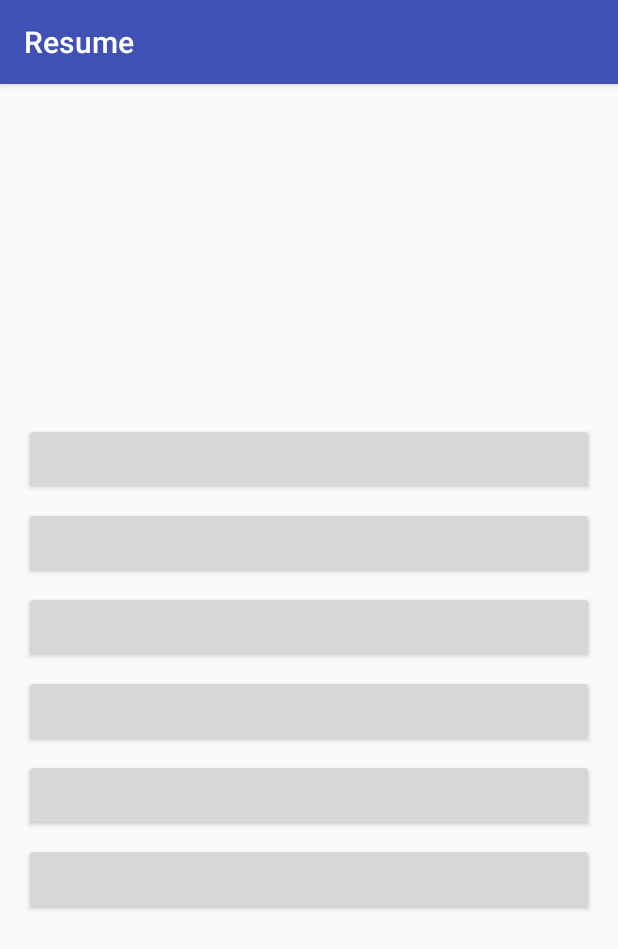
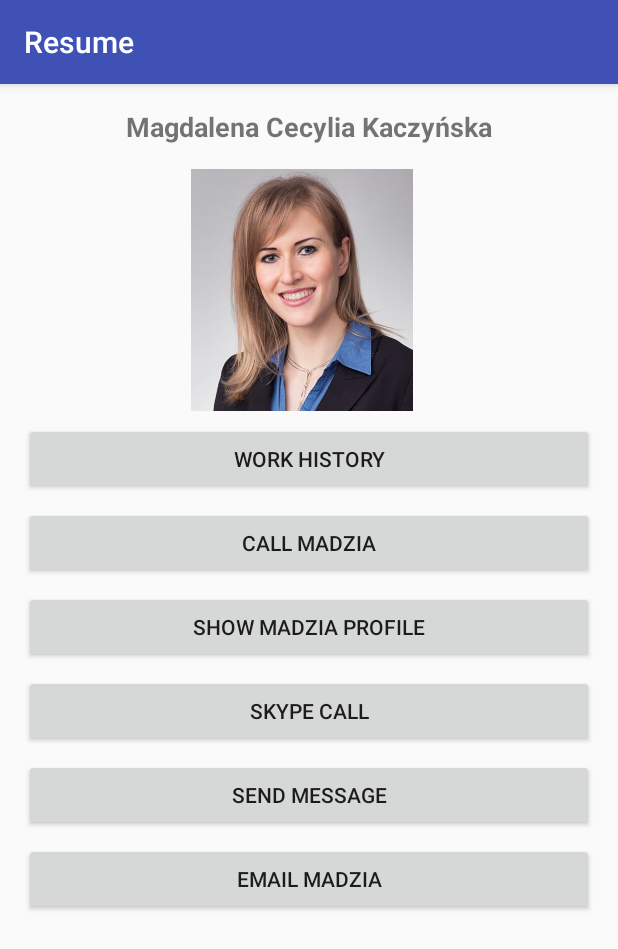
Before and after one commit to mkaczynska/Resume, an Android app: the screen it shows after launch (MainActivity), on a phone screen of 412 x 824 dp. Shown: the top 949 px of the screen. Run offline under Robolectric (Android 15) with nearby library versions, the phone set to English and light mode, and no system bars; our stand-ins replace Dagger/Hilt's generated code, data binding.

```diff
--- a/app/build.gradle
+++ b/app/build.gradle
@@ -35,6 +35,8 @@ dependencies {
     implementation 'com.android.support:appcompat-v7:27.1.1'
     implementation 'com.android.support.constraint:constraint-layout:1.1.0'
     implementation 'com.android.support:design:27.1.1'
+    implementation 'com.google.dagger:dagger:2.13'
+    kapt 'com.google.dagger:dagger-compiler:2.13'
     testImplementation 'junit:junit:4.12'
     androidTestImplementation 'com.android.support.test:runner:1.0.2'
     androidTestImplementation 'com.android.support.test.espresso:espresso-core:3.0.2'
--- a/app/src/main/AndroidManifest.xml
+++ b/app/src/main/AndroidManifest.xml
@@ -3,6 +3,7 @@
     package="pro.kaczynska.resume">
 
     <application
+        android:name=".ResumeApplication"
         android:allowBackup="true"
         android:icon="@mipmap/ic_launcher"
         android:label="@string/app_name"
@@ -17,7 +18,6 @@
             </intent-filter>
         </activity>
         <activity android:name=".ui.WorkHistoryActivity" />
-        <activity android:name=".CallActivity"></activity>
     </application>
 
 </manifest>
--- /dev/null
+++ b/app/src/main/java/pro/kaczynska/resume/ResumeApplication.kt
@@ -0,0 +1,19 @@
+package pro.kaczynska.resume
+
+import android.app.Application
+import pro.kaczynska.resume.di.DaggerResumeApplicationComponent
+import pro.kaczynska.resume.di.ResumeApplicationComponent
+import pro.kaczynska.resume.di.ResumeApplicationModule
+
+class ResumeApplication : Application() {
+
+   lateinit var component: ResumeApplicationComponent
+
+    override fun onCreate() {
+        super.onCreate()
+
+        component = DaggerResumeApplicationComponent.builder()
+                .resumeApplicationModule(ResumeApplicationModule(this))
+                .build()
+    }
+}
--- /dev/null
+++ b/app/src/main/java/pro/kaczynska/resume/di/ResumeApplicationComponent.kt
@@ -0,0 +1,11 @@
+package pro.kaczynska.resume.di
+
+import dagger.Component
+import pro.kaczynska.resume.viewmodel.CandidateProfileViewModel
+import javax.inject.Singleton
+
+@Singleton
+@Component(modules = [(ResumeApplicationModule::class)])
+interface ResumeApplicationComponent {
+    fun inject(viewModel: CandidateProfileViewModel)
+}
--- /dev/null
+++ b/app/src/main/java/pro/kaczynska/resume/di/ResumeApplicationModule.kt
@@ -0,0 +1,15 @@
+package pro.kaczynska.resume.di
+
+import android.app.Application
+import dagger.Module
+import dagger.Provides
+import pro.kaczynska.resume.manager.IntentRetriever
+
+@Module
+class ResumeApplicationModule(private val application : Application) {
+
+    @Provides
+    fun provideIntentRetriever(): IntentRetriever {
+        return IntentRetriever()
+    }
+}
--- /dev/null
+++ b/app/src/main/java/pro/kaczynska/resume/manager/IIntentRetriever.kt
@@ -0,0 +1,17 @@
+package pro.kaczynska.resume.manager
+
+import android.content.Context
+import android.content.Intent
+import android.content.pm.PackageManager
+import pro.kaczynska.resume.model.Email
+
+interface IIntentRetriever {
+
+    fun getWorkHistoryIntent(context: Context) : Intent
+    fun getLinkedInProfileIntent(linkedInId: String, packageManager: PackageManager): Intent
+    fun getPhoneCallIntent(phoneNumber: String): Intent
+    fun getComposeMessageIntent(message: String): Intent
+    fun getComposeEmailIntent(email: Email, packageManager: PackageManager) : Intent?
+    fun getSkypeIntent(skypeName: String, packageManager: PackageManager) : Intent
+
+}
--- /dev/null
+++ b/app/src/main/java/pro/kaczynska/resume/model/Email.kt
@@ -0,0 +1,6 @@
+package pro.kaczynska.resume.model
+
+class Email(  var address : String,
+              var subject : String,
+              var body : String) {
+}
--- a/app/src/main/java/pro/kaczynska/resume/viewmodel/CandidateProfileViewModel.kt
+++ b/app/src/main/java/pro/kaczynska/resume/viewmodel/CandidateProfileViewModel.kt
@@ -2,21 +2,43 @@ package pro.kaczynska.resume.viewmodel
 
 import android.arch.lifecycle.ViewModel
 import android.content.Context
+import android.content.Intent
+import android.databinding.BindingMethod
+import android.databinding.BindingMethods
+import android.view.View
+import android.widget.ImageView
+import android.widget.Toast
 import pro.kaczynska.resume.R
+import pro.kaczynska.resume.ResumeApplication
+import pro.kaczynska.resume.manager.IntentRetriever
 import pro.kaczynska.resume.model.Candidate
-import android.graphics.drawable.Drawable
-import android.databinding.BindingAdapter
-import android.widget.ImageView
+import pro.kaczynska.resume.model.Email
 import pro.kaczynska.resume.model.Profile
+import pro.kaczynska.resume.ui.MainActivity
+import javax.inject.Inject
 
 
-class CandidateProfileViewModel(context: Context) : ViewModel() {
+@BindingMethods(
+        BindingMethod(type = ImageView::class, attribute = "app:srcCompat", method = "setImageDrawable"))
+class CandidateProfileViewModel(context: Context, callback: RedirectCallback) : ViewModel() {
 
-    private val candidate = Candidate()
-    private val profile = Profile()
+    interface RedirectCallback {
+        fun redirect(intent: Intent?)
+    }
+
+    private var callback: RedirectCallback
+
+    @Inject
+    lateinit var intentRetriever: IntentRetriever
+    val candidate = Candidate()
+    val profile = Profile()
 
 
     init {
+        val resumeApplication = (context as MainActivity).application as ResumeApplication
+        resumeApplication.component.inject(this)
+
+        this.callback = callback
         candidate.fullName = context.getString(R.string.fullName)
         candidate.phoneNumber = context.getString(R.string.phoneNumber)
         candidate.emailAddress = context.getString(R.string.emailAddress)
@@ -29,13 +51,39 @@ class CandidateProfileViewModel(context: Context) : ViewModel() {
         profile.linkedInProfileText = context.getString(R.string.linkedin_button_title)
         profile.skypeCallText = context.getString(R.string.skype_call)
         profile.sendMessageText = context.getString(R.string.message_text)
-        profile.sendEmailText = context.getString(R.string.email_title)
-    }
-
-    @BindingAdapter("srcCompat")
-    fun bindSrcCompat(imageView: ImageView, drawable: Drawable) {
-        imageView.setImageDrawable(drawable)
+        profile.sendEmailText = context.getString(R.string.email_button_title)
     }
 
 
+    fun onWorkHistoryClicked(view: View) {
+        Toast.makeText(view.context, "Open Work History", Toast.LENGTH_LONG).show()
+        callback.redirect(intentRetriever.getWorkHistoryIntent(view.context))
+
+    }
+
+    fun onCallNumberClicked(view: View) {
+        callback.redirect(intentRetriever.getPhoneCallIntent(candidate.phoneNumber))
+    }
+
+    fun onLinkedInProfileClicked(view: View) {
+        callback.redirect(intentRetriever.getLinkedInProfileIntent(candidate.linkedInId,
+                view.context.packageManager))
+    }
+
+    fun onSkypeCallClicked(view: View) {
+        callback.redirect(intentRetriever.getSkypeIntent(candidate.skypeName, view.context.packageManager))
+    }
+
+    fun onSendMessageClicked(view: View) {
+        callback.redirect(intentRetriever.getComposeMessageIntent(profile.sendMessageText))
+    }
+
+    fun onSendEmailClicked(view: View) {
+        val context = view.context;
+        val email = Email(candidate.emailAddress,
+                context.getString(R.string.email_title),
+                context.getString(R.string.email_header) + context.getString(R.string.email_footer))
+        callback.redirect(intentRetriever.getComposeEmailIntent(email, context.packageManager))
+    }
+
 }
--- a/app/src/main/res/layout/activity_main.xml
+++ b/app/src/main/res/layout/activity_main.xml
@@ -4,12 +4,8 @@
     <data>
 
         <variable
-            name="candidate"
-            type="pro.kaczynska.resume.model.Candidate" />
-
-        <variable
-            name="profile"
-            type="pro.kaczynska.resume.model.Profile" />
+            name="viewModel"
+            type="pro.kaczynska.resume.viewmodel.CandidateProfileViewModel" />
     </data>
 
     <android.support.constraint.ConstraintLayout xmlns:android="http://schemas.android.com/apk/res/android"
@@ -25,24 +21,13 @@
             android:layout_width="0dp"
             android:layout_height="wrap_content"
             android:gravity="center"
-            android:text="@{candidate.fullName}"
+            android:text="@{viewModel.candidate.fullName}"
             android:textSize="@dimen/name_text_size"
             android:textStyle="bold"
             app:layout_constraintEnd_toEndOf="parent"
             app:layout_constraintHorizontal_bias="0.0"
             app:layout_constraintStart_toStartOf="parent"
             app:layout_constraintTop_toTopOf="parent" />
-
-        <Button
-            android:id="@+id/workHistory"
-            android:layout_width="0dp"
-            android:layout_height="wrap_content"
-            android:layout_marginTop="@dimen/button_margin_top"
-            android:text="@{profile.workHistoryText}"
-            app:layout_constraintEnd_toEndOf="parent"
-            app:layout_constraintHorizontal_bias="0.0"
-            app:layout_constraintStart_toStartOf="parent"
-            app:layout_constraintTop_toBottomOf="@+id/imageView3" />
 
         <ImageView
             android:id="@+id/imageView3"
@@ -55,14 +40,27 @@
             app:layout_constraintHorizontal_bias="0.4"
             app:layout_constraintStart_toStartOf="parent"
             app:layout_constraintTop_toBottomOf="@+id/textView"
-            app:srcCompat="@{candidate.photo}" />
+            app:srcCompat="@{viewModel.candidate.photo}" />
+
+        <Button
+            android:id="@+id/workHistory"
+            android:layout_width="0dp"
+            android:layout_height="wrap_content"
+            android:layout_marginTop="@dimen/button_margin_top"
+            android:onClick="@{viewModel::onWorkHistoryClicked}"
+            android:text="@{viewModel.profile.workHistoryText}"
+            app:layout_constraintEnd_toEndOf="parent"
+            app:layout_constraintHorizontal_bias="0.0"
+            app:layout_constraintStart_toStartOf="parent"
+            app:layout_constraintTop_toBottomOf="@+id/imageView3" />
 
         <Button
             android:id="@+id/call"
             android:layout_width="0dp"
             android:layout_height="wrap_content"
             android:layout_marginTop="@dimen/button_margin_top"
-            android:text="@{profile.callNumberText}"
+            android:onClick="@{viewModel::onCallNumberClicked}"
+            android:text="@{viewModel.profile.callNumberText}"
             app:layout_constraintEnd_toEndOf="parent"
             app:layout_constraintStart_toStartOf="parent"
             app:layout_constraintTop_toBottomOf="@+id/workHistory" />
@@ -72,7 +70,8 @@
             android:layout_width="0dp"
             android:layout_height="wrap_content"
             android:layout_marginTop="@dimen/button_margin_top"
-            android:text="@{profile.linkedInProfileText}"
+            android:text="@{viewModel.profile.linkedInProfileText}"
+            android:onClick="@{viewModel::onLinkedInProfileClicked}"
             app:layout_constraintEnd_toEndOf="parent"
             app:layout_constraintStart_toStartOf="parent"
             app:layout_constraintTop_toBottomOf="@+id/call" />
@@ -82,7 +81,8 @@
             android:layout_width="0dp"
             android:layout_height="wrap_content"
             android:layout_marginTop="@dimen/button_margin_top"
-            android:text="@{profile.skypeCallText}"
+            android:text="@{viewModel.profile.skypeCallText}"
+            android:onClick="@{viewModel::onSkypeCallClicked}"
             app:layout_constraintEnd_toEndOf="parent"
             app:layout_constraintStart_toStartOf="parent"
             app:layout_constraintTop_toBottomOf="@+id/linkedIn" />
@@ -92,7 +92,8 @@
             android:layout_width="0dp"
             android:layout_height="wrap_content"
             android:layout_marginTop="@dimen/button_margin_top"
-            android:text="@{profile.sendMessageText}"
+            android:text="@{viewModel.profile.sendMessageText}"
+            android:onClick="@{viewModel::onSendMessageClicked}"
             app:layout_constraintEnd_toEndOf="parent"
             app:layout_constraintStart_toStartOf="parent"
             app:layout_constraintTop_toBottomOf="@+id/skype" />
@@ -103,7 +104,8 @@
             android:layout_height="wrap_content"
             android:layout_marginBottom="@dimen/button_margin_bottom"
             android:layout_marginTop="@dimen/button_margin_top"
-            android:text="@{profile.sendEmailText}"
+            android:text="@{viewModel.profile.sendEmailText}"
+            android:onClick="@{viewModel::onSendEmailClicked}"
             app:layout_constraintBottom_toBottomOf="parent"
             app:layout_constraintEnd_toEndOf="parent"
             app:layout_constraintStart_toStartOf="parent"
--- a/app/src/main/res/values/strings.xml
+++ b/app/src/main/res/values/strings.xml
@@ -13,7 +13,7 @@
     <string name="email_title">Job proposition</string>
     <string name="emailAddress">apawlicki@gmail.com</string>
     <string name="email_header">Hi Magdalena,\n</string>
-    <string name="email_footer">\n\n—\nYours sincerely,\n</string>
+    <string name="email_footer">\n\n-- \nYours sincerely,\n</string>
     <string name="linkedInId">adam-pawlicki-2393aa83</string>
     <string name="message_body">I have an offer for you. Please contact me: +48</string>
 </resources>
```
Also changed, not shown: app/src/main/java/pro/kaczynska/resume/manager/RedirectManager.kt (added, +109 -0 lines), app/src/main/java/pro/kaczynska/resume/ui/MainActivity.kt (+8 -154 lines).
